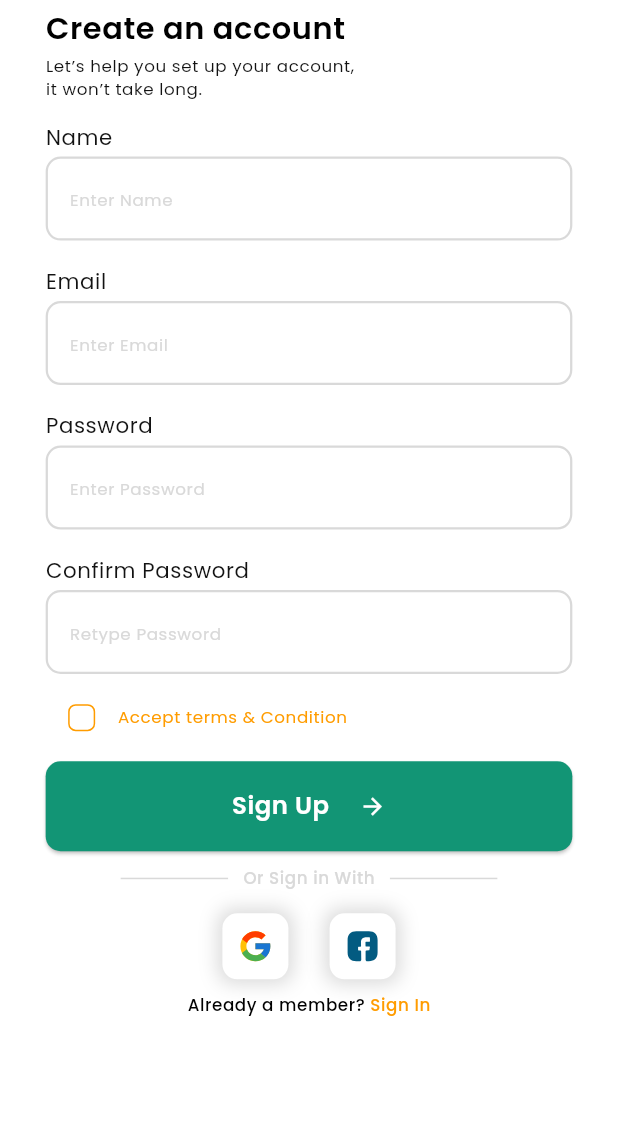
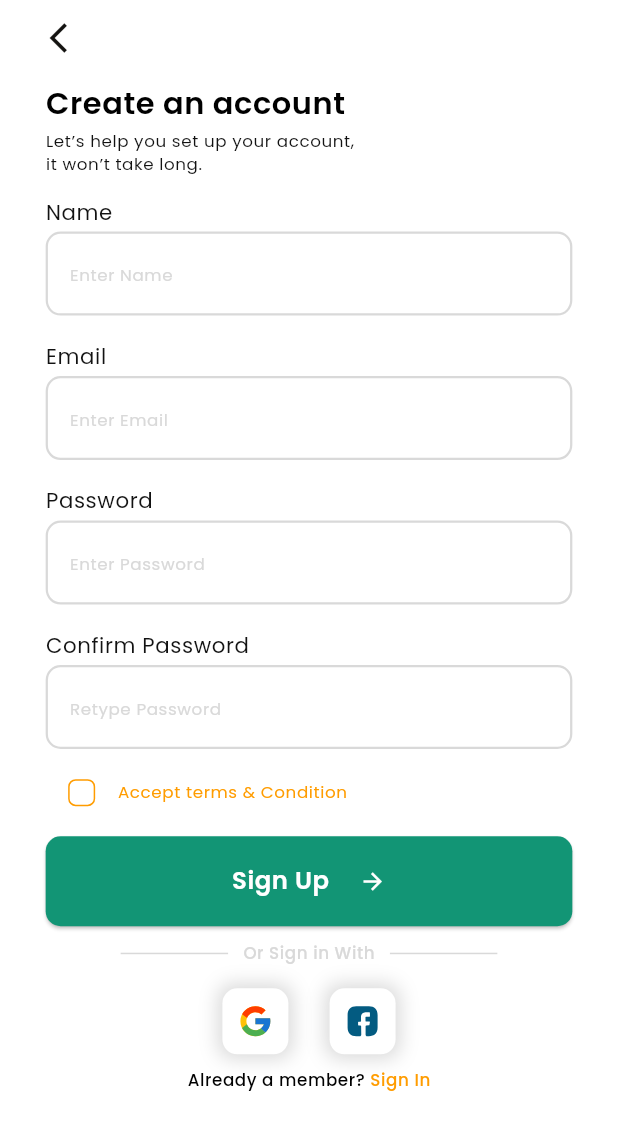
Before and after one commit to Fazo201/nutrition, a Flutter app: the RegisterPage screen opened by its route, on a phone screen of 412 x 824 dp. Shown: the top 1130 px of the screen. Run offline on Flutter 3.47's test engine with Material 3 defaults, Android fonts, the phone set to English and light mode, and no system bars; our stand-ins replace connectivity_plus, device_preview, dio, flutter_rating_bar, flutter_riverpod, flutter_screenutil and 6 more; missing offline and left inert: a package; accounts and stored records are empty.

Commit message:
Asliddin commit-9 pull

```diff
--- a/lib/src/app.dart
+++ b/lib/src/app.dart
@@ -11,7 +11,7 @@ class App extends StatelessWidget {
 
   @override
   Widget build(BuildContext context) => const CustomScreenUtil(
-        enabledPreview: true,
+        enabledPreview: false,
         child: AppMaterialContext(),
       );
 }
--- a/lib/src/feature/auth/view/pages/register_page.dart
+++ b/lib/src/feature/auth/view/pages/register_page.dart
@@ -3,7 +3,6 @@ import "package:flutter_riverpod/flutter_riverpod.dart";
 import "package:flutter_screenutil/flutter_screenutil.dart";
 import "package:go_router/go_router.dart";
 import "package:nutrition/src/core/constants/context_extension.dart";
-
 import "../../../../core/routes/app_route_names.dart";
 import "../../../../core/style/app_colors.dart";
 import "../../../../core/widgets/eleveted_button_widget.dart";
@@ -21,8 +20,18 @@ class RegisterPage extends ConsumerWidget {
     final ctr = ref.watch(loginVM);
 
     return Scaffold(
+      appBar: AppBar(
+        backgroundColor: Colors.transparent,
+        toolbarHeight: 50,
+        leading: Padding(
+          padding: const EdgeInsets.only(left: 25),
+          child: IconButton(
+            onPressed: () {},
+            icon: const Icon(Icons.arrow_back_ios),
+          ),
+        ),
+      ),
       body: SingleChildScrollView(
-        child: SafeArea(
         child: Padding(
           padding: REdgeInsets.symmetric(horizontal: 30, vertical: 5),
           child: Form(
@@ -184,18 +193,13 @@ class RegisterPage extends ConsumerWidget {
                         color: AppColors.black,
                       ),
                     ),
-                      GestureDetector(
-                        onTap: () {
-                          context.go("${AppRouteNames.register}${AppRouteNames.login}");
-                        },
-                        child: Text(
+                    Text(
                       " Sign In",
                       style: context.theme.textTheme.bodySmall?.copyWith(
                         fontWeight: FontWeight.w500,
                         fontSize: 11.sp,
                         fontFamily: "Poppins",
                         color: AppColors.cFF9C00,
-                          ),
                       ),
                     ),
                   ],
@@ -205,7 +209,6 @@ class RegisterPage extends ConsumerWidget {
           ),
         ),
       ),
-      ),
     );
   }
 }
```
Lines whose indentation alone changed are shown as unchanged.
